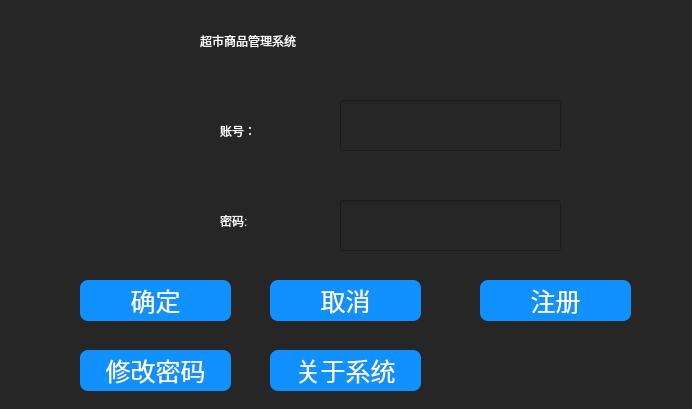
The window that cpp-qt-manageSystem-master/logindia.ui (26516515111/RMS-master) describes before a commit, drawn with Qt 5.
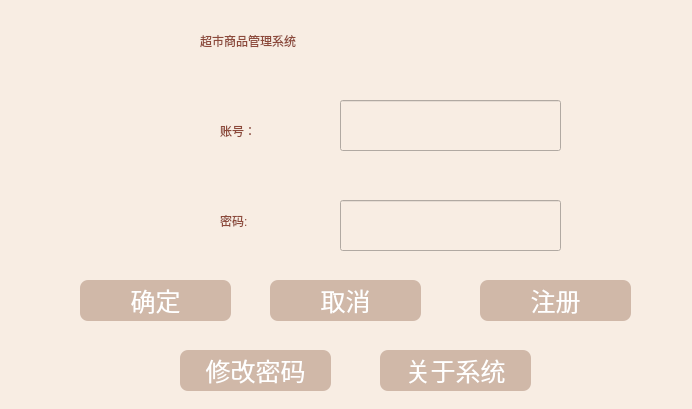
The same window after the commit.

```diff
--- a/cpp-qt-manageSystem-master/logindia.ui
+++ b/cpp-qt-manageSystem-master/logindia.ui
@@ -26,8 +26,8 @@
    <string>登录</string>
   </property>
   <property name="styleSheet">
-   <string notr="true">color: rgb(255,255,255);
-background-color: rgb(38, 38, 38);</string>
+   <string notr="true">color:rgb(255, 85, 127);
+background-color: rgb(248, 237, 227);</string>
   </property>
   <widget class="QPushButton" name="okBtn">
    <property name="geometry">
@@ -39,7 +39,7 @@
     </rect>
    </property>
    <property name="styleSheet">
-    <string notr="true">background-color: rgb(17, 145, 255);
+    <string notr="true">background-color: rgb(208, 184, 168);
 color: rgb(255, 255, 255);
 font: 9pt &quot;楷体&quot;;
 font-size:25px;
@@ -61,9 +61,9 @@
     </rect>
    </property>
    <property name="styleSheet">
-    <string notr="true">background-color: rgb(17, 145, 255);
+    <string notr="true">background-color: rgb(208, 184, 168);
 color: rgb(255, 255, 255);
-background-color: rgb(17, 145, 255);
+background-color: rgb(208, 184, 168);
 color: rgb(255, 255, 255);
 font: 9pt &quot;楷体&quot;;
 font-size:25px;
@@ -85,7 +85,7 @@
     </rect>
    </property>
    <property name="styleSheet">
-    <string notr="true">color: rgb(255, 255, 255);
+    <string notr="true">color: rgb(141, 73, 58);
 font: 16pt &quot;Microsoft YaHei UI&quot;;</string>
    </property>
   </widget>
@@ -99,7 +99,7 @@
     </rect>
    </property>
    <property name="styleSheet">
-    <string notr="true">color: rgb(255, 255, 255);
+    <string notr="true">color: rgb(141, 73, 58);
 font: 16pt &quot;Microsoft YaHei UI&quot;;</string>
    </property>
    <property name="echoMode">
@@ -117,7 +117,7 @@
    </property>
    <property name="styleSheet">
     <string notr="true">font: 22pt &quot;楷体&quot;;
-color: rgb(255,255,255);
+color: rgb(141, 73, 58);
 </string>
    </property>
    <property name="text">
@@ -135,7 +135,7 @@
    </property>
    <property name="styleSheet">
     <string notr="true">font: 22pt &quot;楷体&quot;;
-color: rgb(255, 255, 255);
+color: rgb(141, 73, 58);
 </string>
    </property>
    <property name="text">
@@ -145,7 +145,7 @@
   <widget class="QPushButton" name="chPwdEdit">
    <property name="geometry">
     <rect>
-     <x>80</x>
+     <x>180</x>
      <y>350</y>
      <width>151</width>
      <height>41</height>
@@ -153,7 +153,7 @@
    </property>
    <property name="styleSheet">
     <string notr="true">
-background-color: rgb(17, 145, 255);
+background-color: rgb(208, 184, 168);
 color: rgb(255, 255, 255);
 font: 9pt &quot;楷体&quot;;
 font-size:25px;
@@ -170,13 +170,16 @@
     <rect>
      <x>200</x>
      <y>10</y>
-     <width>301</width>
+     <width>361</width>
      <height>61</height>
     </rect>
    </property>
    <property name="styleSheet">
-    <string notr="true">font: 25pt &quot;楷体&quot;;
-color: rgb(255,255, 255);
+    <string notr="true">font: 25pt ;
+font: 9pt ;
+font: 300 9pt ;
+font: 30pt &quot;华文中宋&quot;;
+color: rgb(141, 73, 58);
 </string>
    </property>
    <property name="text">
@@ -199,7 +202,7 @@
   <widget class="QPushButton" name="aboutBtn">
    <property name="geometry">
     <rect>
-     <x>270</x>
+     <x>380</x>
      <y>350</y>
      <width>151</width>
      <height>41</height>
@@ -207,7 +210,7 @@
    </property>
    <property name="styleSheet">
     <string notr="true">
-background-color: rgb(17, 145, 255);
+background-color: rgb(208, 184, 168);
 color: rgb(255, 255, 255);
 font: 9pt &quot;楷体&quot;;
 font-size:25px;
@@ -231,7 +234,7 @@
    <property name="styleSheet">
     <string notr="true">background-color: rgb(17, 145, 255);
 color: rgb(255, 255, 255);
-background-color: rgb(17, 145, 255);
+background-color: rgb(208, 184, 168);
 color: rgb(255, 255, 255);
 font: 9pt &quot;楷体&quot;;
 font-size:25px;
```
